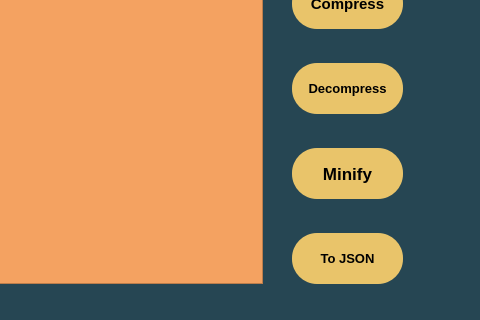
First picture: the form in xml/xml_toolset/mainwindow.ui, repository College-Projects-2019-2024/XML-Toolset, before the edit; both pictures show x 728 to 1208 and y 387 to 707 of the 1208 by 707 pixel window.
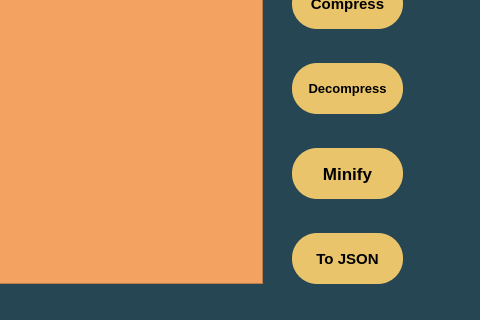
Second picture: the form after the edit.

What changed in the file:
```diff
--- a/xml/xml_toolset/mainwindow.ui
+++ b/xml/xml_toolset/mainwindow.ui
@@ -239,7 +239,7 @@
     </property>
     <property name="font">
      <font>
-      <pointsize>10</pointsize>
+      <pointsize>11</pointsize>
       <bold>true</bold>
      </font>
     </property>
```
